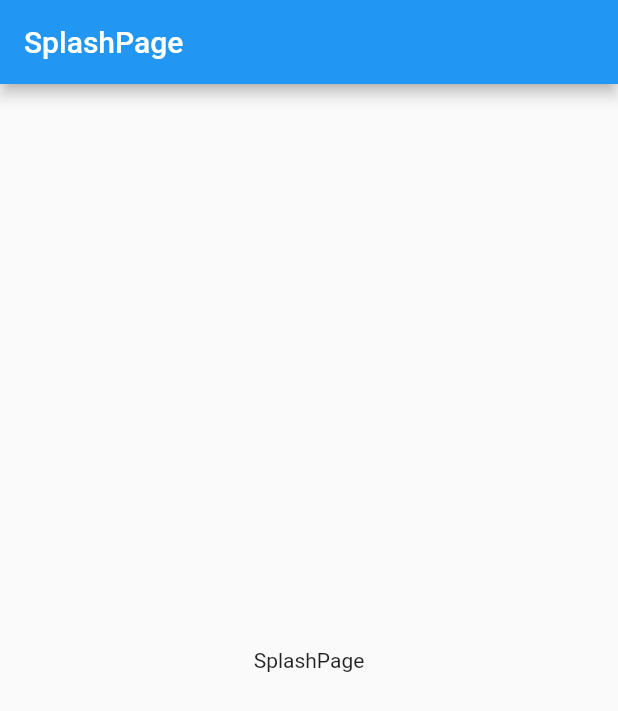
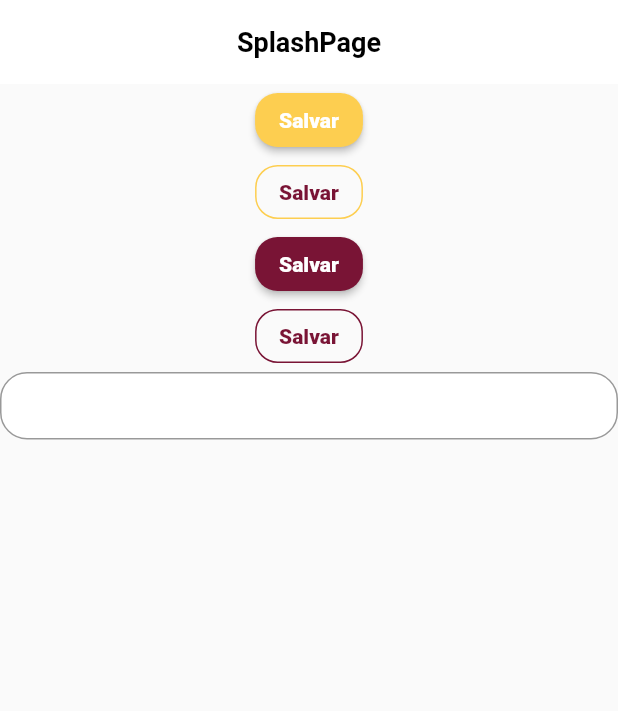
Before and after one commit to laerthnardelli/dart-week-fwc-album-app, a Flutter app: the screen it shows after launch, on a phone screen of 412 x 824 dp. Shown: the top 711 px of the screen. Run offline on Flutter 3.47's test engine with Material 2 defaults, Android fonts, the phone set to English and light mode, and no system bars; Roboto replaces fonts that are missing (MPlus1P, Poppins).

Commit message:
added ui Styles and Theme Config

```diff
--- /dev/null
+++ b/fwc_album_app/lib/app/core/ui/styles/button_styles.dart
@@ -0,0 +1,59 @@
+import 'package:flutter/material.dart';
+import 'package:fwc_album_app/app/core/ui/styles/colors_app.dart';
+import 'package:fwc_album_app/app/core/ui/styles/text_styles.dart';
+
+class ButtonStyles {
+  static ButtonStyles? _instance;
+
+  ButtonStyles._();
+
+  static ButtonStyles get i {
+    _instance ??= ButtonStyles._();
+
+    return _instance!;
+  }
+
+  ButtonStyle get yellowButton => ElevatedButton.styleFrom(
+        backgroundColor: ColorsApp.i.yellow,
+        shape: RoundedRectangleBorder(
+          borderRadius: BorderRadius.circular(15),
+        ),
+        textStyle: TextStyles.i.textSecondaryFontExtraBold.copyWith(
+          fontSize: 14,
+        ),
+      );
+
+  ButtonStyle get yellowOutlineButton => OutlinedButton.styleFrom(
+        shape: RoundedRectangleBorder(
+          borderRadius: BorderRadius.circular(15),
+        ),
+        side: BorderSide(color: ColorsApp.i.yellow),
+        textStyle: TextStyles.i.textSecondaryFontExtraBold.copyWith(
+          fontSize: 14,
+        ),
+      );
+
+  ButtonStyle get primaryButton => ElevatedButton.styleFrom(
+        backgroundColor: ColorsApp.i.primary,
+        shape: RoundedRectangleBorder(
+          borderRadius: BorderRadius.circular(15),
+        ),
+        textStyle: TextStyles.i.textSecondaryFontExtraBold.copyWith(
+          fontSize: 14,
+        ),
+      );
+
+  ButtonStyle get primaryOutlineButton => OutlinedButton.styleFrom(
+        shape: RoundedRectangleBorder(
+          borderRadius: BorderRadius.circular(15),
+        ),
+        side: BorderSide(color: ColorsApp.i.primary),
+        textStyle: TextStyles.i.textSecondaryFontExtraBold.copyWith(
+          fontSize: 14,
+        ),
+      );
+}
+
+extension ButtonStylesExtensions on BuildContext {
+  ButtonStyles get textStyles => ButtonStyles.i;
+}
--- /dev/null
+++ b/fwc_album_app/lib/app/core/ui/styles/colors_app.dart
@@ -0,0 +1,28 @@
+//class singleton
+import 'package:flutter/widgets.dart';
+
+class ColorsApp {
+  static ColorsApp? _instance;
+
+  ColorsApp._();
+
+  // static ColorsApp get instance {
+  //   _instance ??= ColorsApp._();
+
+  static ColorsApp get i {
+    _instance ??= ColorsApp._();
+
+    return _instance!;
+  }
+
+  Color get primary => const Color(0xFF791435);
+  Color get secondary => const Color(0xFFFDCE50);
+
+  Color get yellow => const Color(0xFFFDCE50);
+  Color get grey => const Color(0xFFCCCCCC);
+  Color get greyDark => const Color(0xFF999999);
+}
+
+extension ColorsAppExtensions on BuildContext {
+  ColorsApp get colors => ColorsApp.i;
+}
--- /dev/null
+++ b/fwc_album_app/lib/app/core/ui/styles/text_styles.dart
@@ -0,0 +1,54 @@
+import 'package:flutter/material.dart';
+import 'package:fwc_album_app/app/core/ui/styles/colors_app.dart';
+
+class TextStyles {
+  static TextStyles? _instance;
+
+  TextStyles._();
+
+  static TextStyles get i {
+    _instance ??= TextStyles._();
+
+    return _instance!;
+  }
+
+  String get primayFont => 'Poppins';
+  String get secondaryFont => 'MPlus1P';
+
+//primary font
+  TextStyle get textPrimaryFontRegular =>
+      TextStyle(fontWeight: FontWeight.normal, fontFamily: primayFont);
+
+  TextStyle get textPrimaryFontMedium =>
+      TextStyle(fontWeight: FontWeight.w500, fontFamily: primayFont);
+
+  TextStyle get textPrimaryFontSemiBold =>
+      TextStyle(fontWeight: FontWeight.w600, fontFamily: primayFont);
+
+  TextStyle get textPrimaryFontBold =>
+      TextStyle(fontWeight: FontWeight.bold, fontFamily: primayFont);
+
+  TextStyle get textPrimaryFontExtraBold =>
+      TextStyle(fontWeight: FontWeight.w800, fontFamily: primayFont);
+
+//secondary font
+  TextStyle get textSecondaryFontRegular =>
+      TextStyle(fontWeight: FontWeight.normal, fontFamily: secondaryFont);
+
+  TextStyle get textSecondaryFontMedium =>
+      TextStyle(fontWeight: FontWeight.w600, fontFamily: secondaryFont);
+
+  TextStyle get textSecondaryFontBold =>
+      TextStyle(fontWeight: FontWeight.bold, fontFamily: secondaryFont);
+
+  TextStyle get textSecondaryFontExtraBold =>
+      TextStyle(fontWeight: FontWeight.w800, fontFamily: secondaryFont);
+
+  TextStyle get labelTextField => textSecondaryFontRegular.copyWith(
+        color: ColorsApp.i.greyDark,
+      );
+}
+
+extension TextStylesExtensions on BuildContext {
+  TextStyles get textStyles => TextStyles.i;
+}
--- /dev/null
+++ b/fwc_album_app/lib/app/core/ui/theme/theme_config.dart
@@ -0,0 +1,41 @@
+import 'package:flutter/material.dart';
+import 'package:fwc_album_app/app/core/ui/styles/colors_app.dart';
+import 'package:fwc_album_app/app/core/ui/styles/text_styles.dart';
+
+class ThemeConfig {
+  ThemeConfig._();
+
+  static final _defaultInputBorder = OutlineInputBorder(
+    borderRadius: BorderRadius.circular(18),
+    borderSide: BorderSide(color: ColorsApp.i.greyDark, width: 1),
+  );
+
+  static final theme = ThemeData(
+    appBarTheme: AppBarTheme(
+      backgroundColor: Colors.white,
+      elevation: 0,
+      centerTitle: true,
+      iconTheme: const IconThemeData(color: Colors.black),
+      titleTextStyle: TextStyles.i.textPrimaryFontBold.copyWith(
+        color: Colors.black,
+        fontSize: 18,
+      ),
+    ),
+    primaryColor: ColorsApp.i.primary,
+    colorScheme: ColorScheme.fromSeed(
+      seedColor: ColorsApp.i.primary,
+      primary: ColorsApp.i.primary,
+      secondary: ColorsApp.i.secondary,
+    ),
+    inputDecorationTheme: InputDecorationTheme(
+      fillColor: Colors.white,
+      filled: true,
+      isDense: true,
+      contentPadding: EdgeInsets.all(13),
+      labelStyle: TextStyles.i.labelTextField,
+      border: _defaultInputBorder,
+      enabledBorder: _defaultInputBorder,
+      focusedBorder: _defaultInputBorder,
+    ),
+  );
+}
--- a/fwc_album_app/lib/app/fwc_album_app.dart
+++ b/fwc_album_app/lib/app/fwc_album_app.dart
@@ -1,4 +1,5 @@
 import 'package:flutter/material.dart';
+import 'package:fwc_album_app/app/core/ui/theme/theme_config.dart';
 import 'package:fwc_album_app/app/pages/splash/splash_page.dart';
 
 class FwcAlbumApp extends StatelessWidget {
@@ -9,11 +10,9 @@ class FwcAlbumApp extends StatelessWidget {
     return MaterialApp(
       title: 'Fifa World Cub Album',
       debugShowCheckedModeBanner: false,
-      theme: ThemeData(
-        primarySwatch: Colors.blue,
-      ),
+      theme: ThemeConfig.theme,
       routes: {
-        '/': (_) => SplashPage(),
+        '/': (_) => const SplashPage(),
       },
     );
   }
--- a/fwc_album_app/lib/app/pages/splash/splash_page.dart
+++ b/fwc_album_app/lib/app/pages/splash/splash_page.dart
@@ -1,8 +1,6 @@
-import 'package:flutter/cupertino.dart';
 import 'package:flutter/material.dart';
-import 'package:flutter/src/widgets/basic.dart';
-import 'package:flutter/src/widgets/container.dart';
-import 'package:flutter/src/widgets/framework.dart';
+
+import 'package:fwc_album_app/app/core/ui/styles/button_styles.dart';
 
 class SplashPage extends StatelessWidget {
   const SplashPage({super.key});
@@ -13,8 +11,32 @@ class SplashPage extends StatelessWidget {
       appBar: AppBar(
         title: const Text('SplashPage'),
       ),
-      body: const Center(
-        child: Text('SplashPage'),
+      body: Center(
+        child: Column(
+          children: [
+            ElevatedButton(
+              child: Text('Salvar'),
+              style: ButtonStyles.i.yellowButton,
+              onPressed: () {},
+            ),
+            OutlinedButton(
+              child: Text('Salvar'),
+              style: ButtonStyles.i.yellowOutlineButton,
+              onPressed: () {},
+            ),
+            ElevatedButton(
+              child: Text('Salvar'),
+              style: ButtonStyles.i.primaryButton,
+              onPressed: () {},
+            ),
+            OutlinedButton(
+              child: Text('Salvar'),
+              style: ButtonStyles.i.primaryOutlineButton,
+              onPressed: () {},
+            ),
+            TextField(),
+          ],
+        ),
       ),
     );
   }
```
Also changed, not shown: 1 other file.
